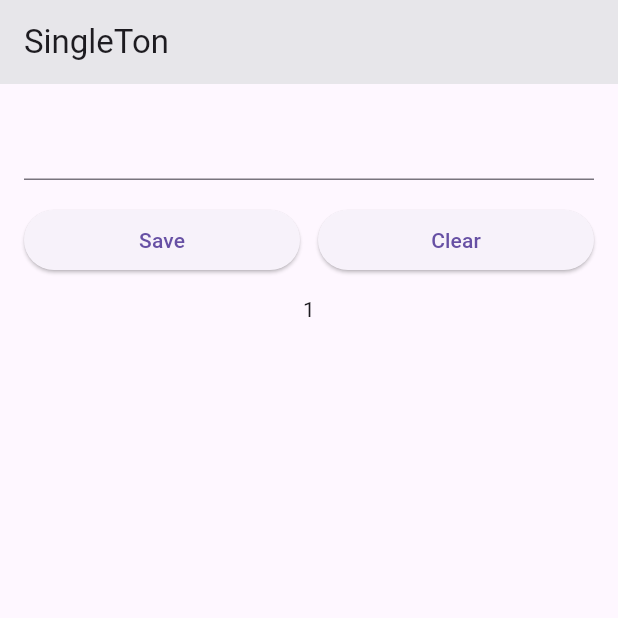
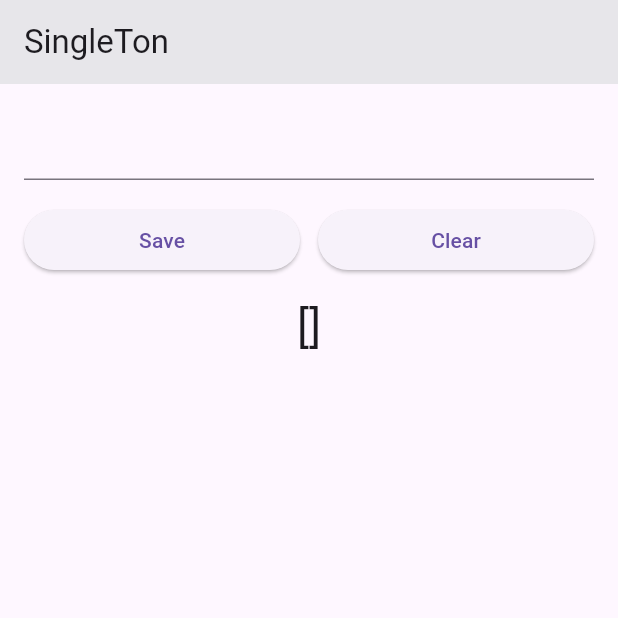
Before and after one commit to houndhollis/flutter-laboratory, a Flutter app: the screen it shows after launch, after a tap on "Save", on a phone screen of 412 x 824 dp, the top half of it. Run offline on Flutter 3.47's test engine with Material 3 defaults, Android fonts, the phone set to English and light mode, and no system bars.

Commit message:
Singleton save, clear 기능 테스트

```diff
--- a/lib/singleton/home_screen.dart
+++ b/lib/singleton/home_screen.dart
@@ -1,4 +1,5 @@
 import 'package:flutter/material.dart';
+import 'package:flutter_laboratory/singleton/singleton_data.dart';
 
 class HomeScreenSingleTon extends StatefulWidget {
   const HomeScreenSingleTon({super.key});
@@ -9,6 +10,7 @@ class HomeScreenSingleTon extends StatefulWidget {
 
 class _HomeScreenSingleTonState extends State<HomeScreenSingleTon> {
   TextEditingController teEditingController = TextEditingController();
+  SingletonData singletonData = SingletonData();
 
   @override
   Widget build(BuildContext context) {
@@ -30,21 +32,36 @@ class _HomeScreenSingleTonState extends State<HomeScreenSingleTon> {
               children: [
                 Expanded(
                   child: ElevatedButton(
-                    onPressed: () {},
+                    onPressed: () {
+                      setState(() {
+                        singletonData.listObjects.add(teEditingController.text);
+                      });
+                    },
                     child: const Text('Save'),
                   ),
                 ),
                 const SizedBox(width: 12),
                 Expanded(
                   child: ElevatedButton(
-                    onPressed: () {},
+                    onPressed: () {
+                      setState(() {
+                        singletonData.clearList();
+                      });
+                    },
                     child: const Text('Clear'),
                   ),
                 ),
               ],
             ),
             const SizedBox(height: 12),
-            Text('1'),
+            Center(
+              child: Text(
+                singletonData.listObjects.toString(),
+                style: TextStyle(
+                  fontSize: 30,
+                ),
+              ),
+            ),
           ],
         ),
       ),
```
